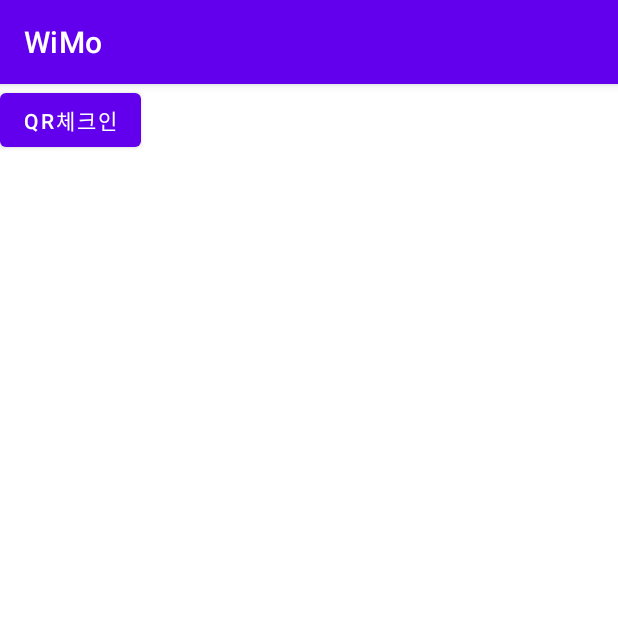
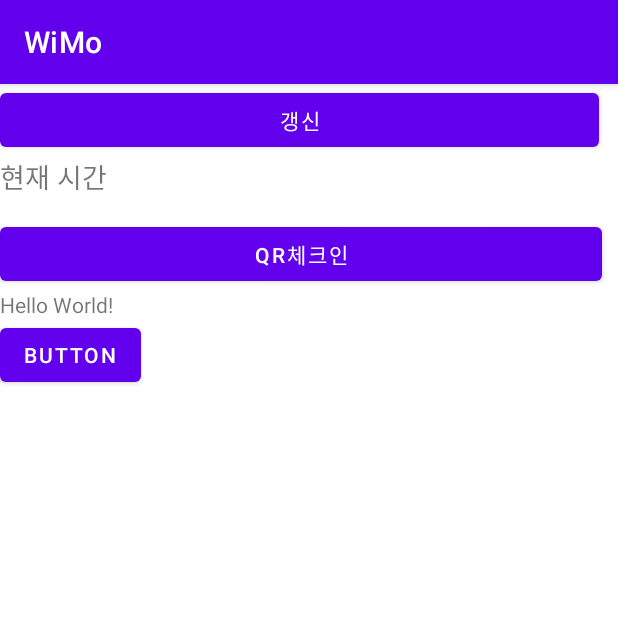
Before and after one commit to dhdlrlgns2/WiMo, an Android app: the screen it shows after launch (MainActivity), on a phone screen of 412 x 824 dp, the top half of it. Run offline under Robolectric (Android 15) with nearby library versions, the phone set to English and light mode, and no system bars.

Commit message:
time info add

```diff
--- a/app/src/main/AndroidManifest.xml
+++ b/app/src/main/AndroidManifest.xml
@@ -1,7 +1,8 @@
 <?xml version="1.0" encoding="utf-8"?>
 <manifest xmlns:android="http://schemas.android.com/apk/res/android"
     package="com.example.wimo">
-
+    <uses-permission android:name="android.permission.ACCESS_FINE_LOCATION" />
+    <uses-permission android:name="android.permission.ACCESS_COARSE_LOCATION"/>
     <application
         android:allowBackup="true"
         android:icon="@mipmap/ic_launcher"
--- a/app/src/main/java/com/example/wimo/MainActivity.java
+++ b/app/src/main/java/com/example/wimo/MainActivity.java
@@ -8,37 +8,56 @@ import android.os.Bundle;
 import android.view.View;
 import android.widget.Button;
 import android.widget.EditText;
-import android.widget.Toast;
+import android.widget.TextView;
+
 
 import java.text.SimpleDateFormat;
 import java.util.Date;
 
 
-public class MainActivity extends AppCompatActivity {
+public class MainActivity extends AppCompatActivity implements View.OnClickListener {
 
     EditText edtName, edtNumber, edtNameResultm, edtNumberResult;
     Button btnInit, btnInsert, btnSelect;
     SQLiteDatabase sqlDB;
 
+    TextView mTextView;
+    Button mRefreshBtn;
 
     @Override
     protected void onCreate(Bundle savedInstanceState) {
         super.onCreate(savedInstanceState);
         setContentView(R.layout.activity_main);
+
+        mTextView = (TextView) findViewById(R.id.textView);
+        mRefreshBtn = (Button) findViewById(R.id.refreshBtn);
+        mRefreshBtn.setOnClickListener(this);
+
     }
+    private String getTime(){
+        SimpleDateFormat mFormat = new SimpleDateFormat("yyyy-MM-dd hh:mm:ss");
+        long mNow = System.currentTimeMillis();
+        Date mDate = new Date(mNow);
+        //String getTime = mFormat.format(mDate);
+        return mFormat.format(mDate);
+
+    }
+
+
     public void onButton1Clicked(View view){
         Intent intent = new Intent(Intent.ACTION_VIEW, Uri.parse("https://nid.naver.com/login/privacyQR"));
         startActivity(intent);
 
     }
 
-
-    long currentMillsec = System.currentTimeMillis();
-    Date curentDate = new Date(currentMillsec);
-    SimpleDateFormat currnetTimeFormat = new SimpleDateFormat("yyyy-MM-dd hh:mm:ss");
-    String currentTime = currnetTimeFormat .format(curentDate);
-
-
-
-
+    @Override
+    public void onClick(View v) {
+        switch (v.getId()){
+            case R.id.refreshBtn:
+                mTextView.setText(getTime());
+                break;
+            default:
+                break;
+        }
+    }
 }
--- a/app/src/main/res/layout/activity_main.xml
+++ b/app/src/main/res/layout/activity_main.xml
@@ -4,27 +4,53 @@
     xmlns:tools="http://schemas.android.com/tools"
     android:layout_width="match_parent"
     android:layout_height="match_parent"
-    android:orientation = "vertical"
     tools:context=".MainActivity">
 
     <LinearLayout
         android:layout_width="match_parent"
         android:layout_height="match_parent"
-        android:orientation = "horizontal">
+        android:orientation="vertical">
+
+        <Button
+            android:id="@+id/refreshBtn"
+            android:layout_width="399dp"
+            android:layout_height="wrap_content"
+            android:text="갱신" />
+
+        <TextView
+            android:id="@+id/textView"
+            android:layout_width="match_parent"
+            android:layout_height="wrap_content"
+            android:layout_marginBottom="14dp"
+            android:text="현재 시간"
+            android:textSize="18sp" />
 
         <Button
             android:id="@+id/QR체크인"
+            android:layout_width="401dp"
+            android:layout_height="wrap_content"
+            android:onClick="onButton1Clicked"
+            android:text="QR체크인" />
+        <TextView
+            android:id="@+id/textview"
             android:layout_width="wrap_content"
             android:layout_height="wrap_content"
-            android:onClick="onButton1Clicked"
+            android:text="Hello World!"
+            app:layout_constraintVertical_chainStyle="packed"
+            app:layout_constraintBottom_toTopOf="@+id/button"
+            app:layout_constraintLeft_toLeftOf="parent"
+            app:layout_constraintRight_toRightOf="parent"
+            app:layout_constraintTop_toTopOf="parent" />
 
-            android:text="QR체크인"/>
-<!--        <TextView-->
-<!--            android:id = "@+id/Ctime"-->
-<!--            android:layout_width="wrap_content"-->
-<!--            android:layout_height="wrap_content"-->
-<!--            android:text="시간"-->
-<!--            //mTvTime.setText(currenttime)/>-->
+        <Button
+            android:id="@+id/button"
+            android:layout_width="wrap_content"
+            android:layout_height="wrap_content"
+            android:text="Button"
+            app:layout_constraintBottom_toBottomOf="parent"
+            app:layout_constraintLeft_toLeftOf="parent"
+            app:layout_constraintRight_toRightOf="parent"
+            app:layout_constraintTop_toBottomOf="@+id/textview" />
 
 
     </LinearLayout>
```
Also changed, not shown: app/src/main/java/com/example/wimo/DataBases.java (added, +22 -0 lines), app/src/main/java/com/example/wimo/DbOpenHelper.java (added, +57 -0 lines).
